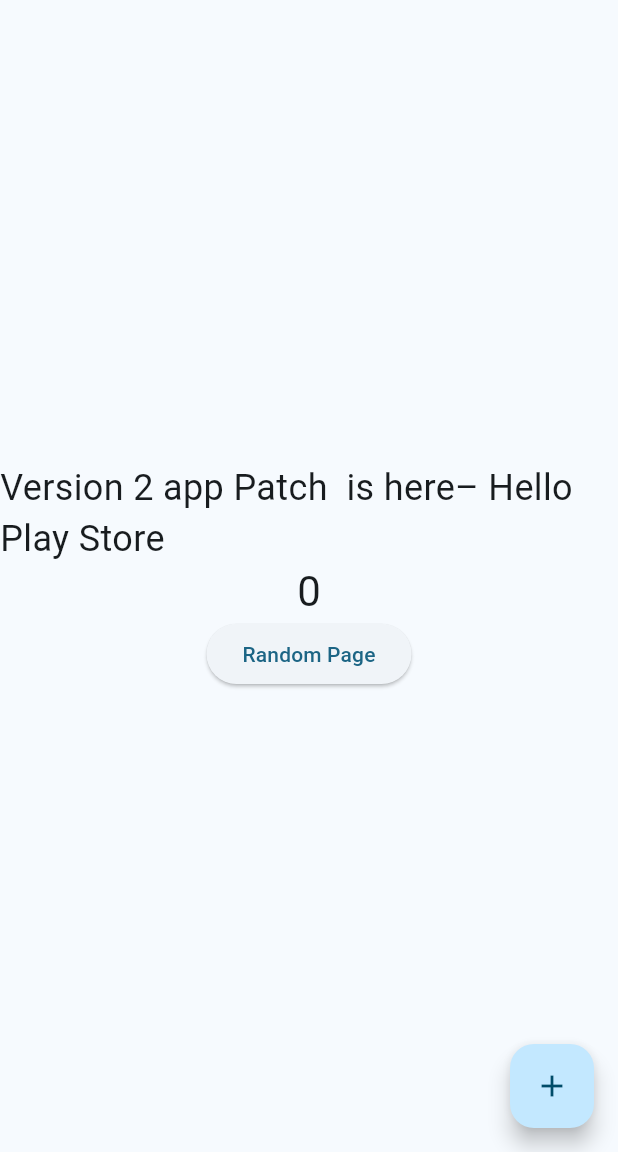
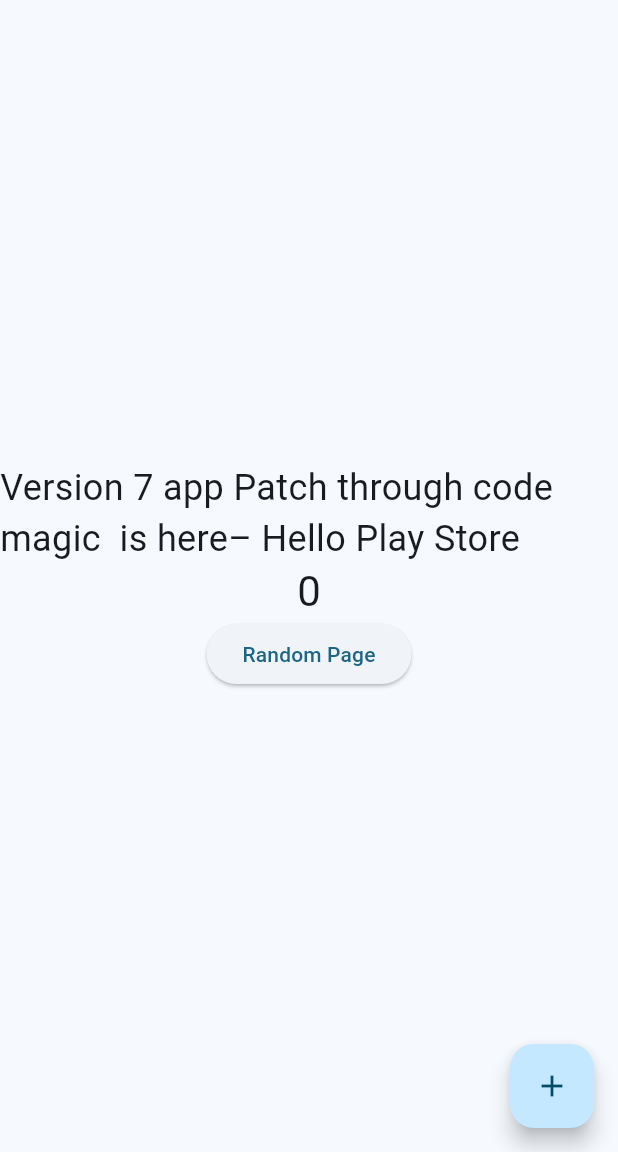
Before and after one commit to mati1yas/ota_test, a Flutter app: the screen it shows after launch, on a phone screen of 412 x 824 dp, the part 84-1236 px from its top. Run offline on Flutter 3.47's test engine with Material 3 defaults, Android fonts, the phone set to English and light mode, and no system bars.

Commit message:
minor change to test the patch

```diff
--- a/lib/main.dart
+++ b/lib/main.dart
@@ -109,7 +109,7 @@
           mainAxisAlignment: .center,
           children: [
             Text(
-              'Version 2 app Patch  is here– Hello Play Store',
+              'Version 7 app Patch through code magic  is here– Hello Play Store',
               style: TextStyle(fontSize: 24),
             ),
             Text(
```
